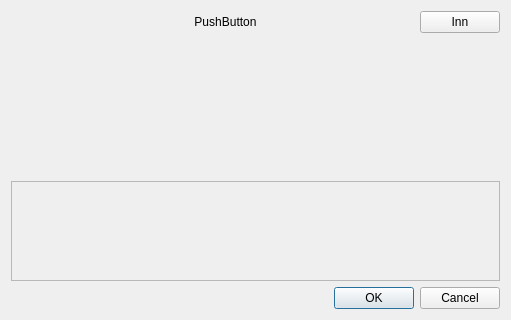
FreeHealth/freehealth, file plugins/drugsplugin/dosagedialog/mfDosageDialog.ui: the form before one commit.
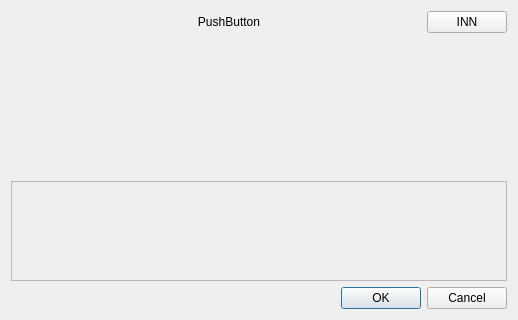
The form after the commit. Custom widgets are drawn as their Qt base class.

What changed in the file:
```diff
--- a/plugins/drugsplugin/dosagedialog/mfDosageDialog.ui
+++ b/plugins/drugsplugin/dosagedialog/mfDosageDialog.ui
@@ -6,7 +6,7 @@
    <rect>
     <x>0</x>
     <y>0</y>
-    <width>511</width>
+    <width>518</width>
     <height>320</height>
    </rect>
   </property>
@@ -60,7 +60,7 @@
      <item>
       <widget class="QPushButton" name="innButton">
        <property name="text">
-        <string>Inn</string>
+        <string>INN</string>
        </property>
        <property name="checkable">
         <bool>true</bool>
```
Left out of the diff: 3 changed lines with no effect on the pictures.
